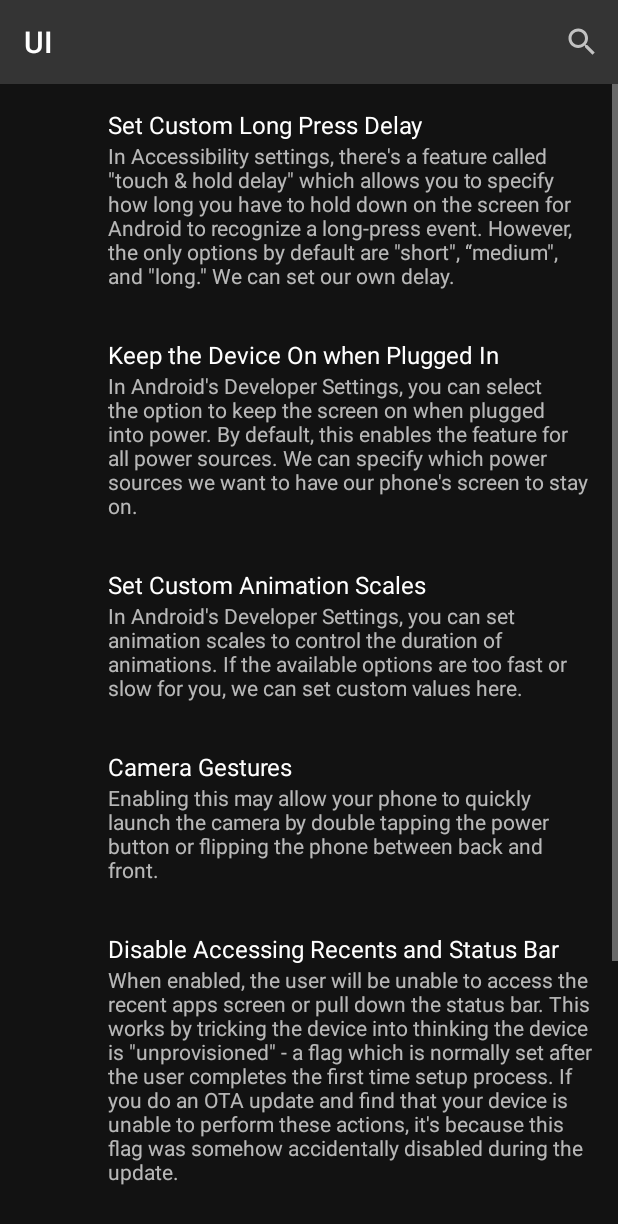
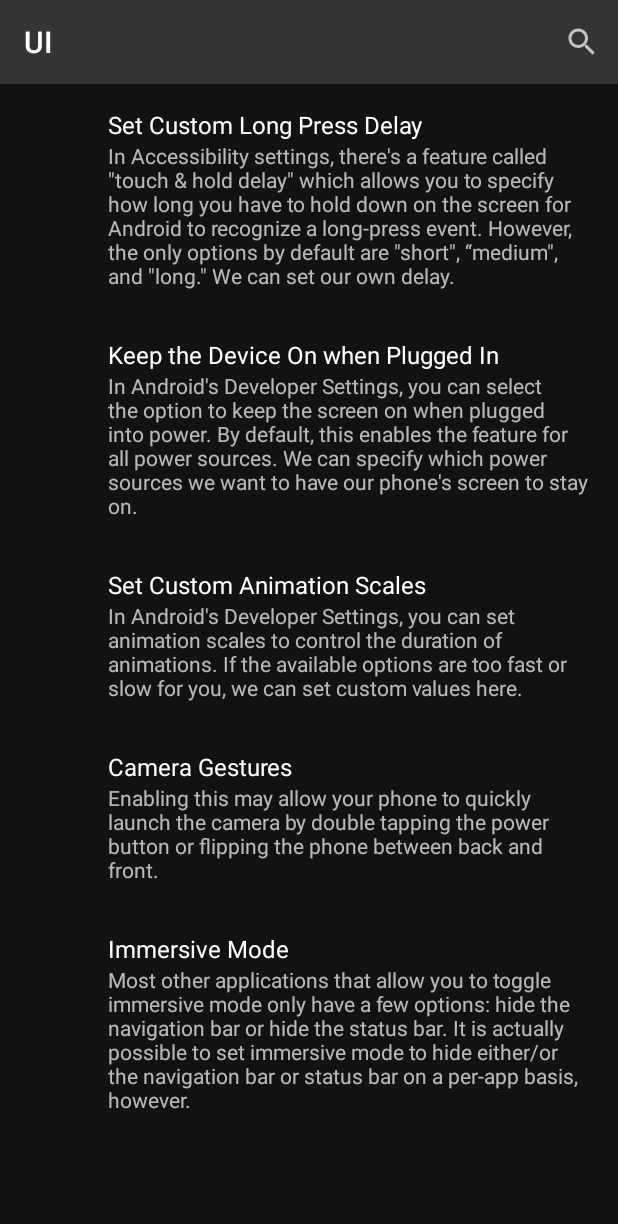
Before and after one commit to zacharee/Tweaker, an Android app: the UIFragment screen opened through its navigation route, on a phone screen of 412 x 824 dp. Shown: the top 1224 px of the screen. Run offline under Robolectric (Android 15) with nearby library versions, the phone set to English and light mode, and no system bars; our stand-ins replace androidx.preference; libraries missing offline, so code that uses them is left out: com.mikepenz.materialdrawer; 14 statements that could not run were skipped.

Commit message:
Remove "Skip First-Use Hints," "Disable Accessing Recents and Status Bar," "Disable Home Button"

```diff
--- a/app/src/main/res/values/strings.xml
+++ b/app/src/main/res/values/strings.xml
@@ -65,9 +65,6 @@
     <string name="feature_custom_rotation">Lock Screen Orientation to Custom Value</string>
     <string name="feature_custom_rotation_desc">Most phones only allow you to lock your phone\'s screen orientation to Portrait mode. With this setting, we can lock screen orientation to any orientation. You will first have to disable auto-rotate before this will work.</string>
 
-    <string name="feature_skip_first_use">Skip First-Use Hints</string>
-    <string name="feature_skip_first_use_desc">If enabled, apps should try to skip any introductory hints on first launch. This might apply to users that are already familiar with the environment or temporary users. This flag is already enabled for devices that have gone through the setup process.</string>
-
     <string name="feature_immersive_mode">Immersive Mode</string>
     <string name="feature_immersive_mode_desc">Most other applications that allow you to toggle immersive mode only have a few options: hide the navigation bar or hide the status bar. It is actually possible to set immersive mode to hide either/or the navigation bar or status bar on a per-app basis, however.</string>
 
@@ -76,12 +73,6 @@
 
     <string name="feature_camera_gestures">Camera Gestures</string>
     <string name="feature_camera_gestures_desc">Enabling this may allow your phone to quickly launch the camera by double tapping the power button or flipping the phone between back and front.</string>
-
-    <string name="dangerous_feature_disable_recents_status">Disable Accessing Recents and Status Bar</string>
-    <string name="dangerous_feature_disable_recents_status_desc">When enabled, the user will be unable to access the recent apps screen or pull down the status bar. This works by tricking the device into thinking the device is \"unprovisioned\" - a flag which is normally set after the user completes the first time setup process. If you do an OTA update and find that your device is unable to perform these actions, it\'s because this flag was somehow accidentally disabled during the update.</string>
-
-    <string name="dangerous_feature_disable_home">Disable Home Button</string>
-    <string name="dangerous_feature_disable_home_desc">Disable use of the home button. This tricks the device into thinking that the user has not completed the first time setup process.</string>
 
     <string name="feature_header_airplane_mode_radios">Airplane Mode-Exempt Radios</string>
     <string name="feature_header_airplane_mode_toggleable_radios">Airplane Mode Toggleable Radios</string>
--- a/app/src/main/res/xml/prefs_developer.xml
+++ b/app/src/main/res/xml/prefs_developer.xml
@@ -2,11 +2,4 @@
 <PreferenceScreen xmlns:android="http://schemas.android.com/apk/res/android"
     xmlns:app="http://schemas.android.com/apk/res-auto">
 
-    <com.rw.tweaks.prefs.secure.SecureSwitchPreference
-        android:title="@string/feature_skip_first_use"
-        android:summary="@string/feature_skip_first_use_desc"
-        android:key="skip_first_use_hints"
-        app:settings_type="secure"
-        />
-
 </PreferenceScreen>
--- a/app/src/main/res/xml/prefs_ui.xml
+++ b/app/src/main/res/xml/prefs_ui.xml
@@ -17,26 +17,6 @@
     <com.rw.tweaks.prefs.secure.specific.AnimationScalesPreference />
     <com.rw.tweaks.prefs.secure.specific.CameraGesturesPreference />
 
-    <com.rw.tweaks.prefs.secure.SecureSwitchPreference
-        android:title="@string/dangerous_feature_disable_recents_status"
-        android:summary="@string/dangerous_feature_disable_recents_status_desc"
-        android:key="device_provisioned"
-        app:dangerous="true"
-        app:settings_type="global"
-        app:enabled_value="0"
-        app:disabled_value="1"
-        />
-
-    <com.rw.tweaks.prefs.secure.SecureSwitchPreference
-        android:title="@string/dangerous_feature_disable_home"
-        android:summary="@string/dangerous_feature_disable_home_desc"
-        android:key="user_setup_complete"
-        app:dangerous="true"
-        app:settings_type="secure"
-        app:enabled_value="0"
-        app:disabled_value="1"
-        />
-
     <com.rw.tweaks.prefs.secure.specific.ImmersiveModePreference />
 
 </PreferenceScreen>
```
